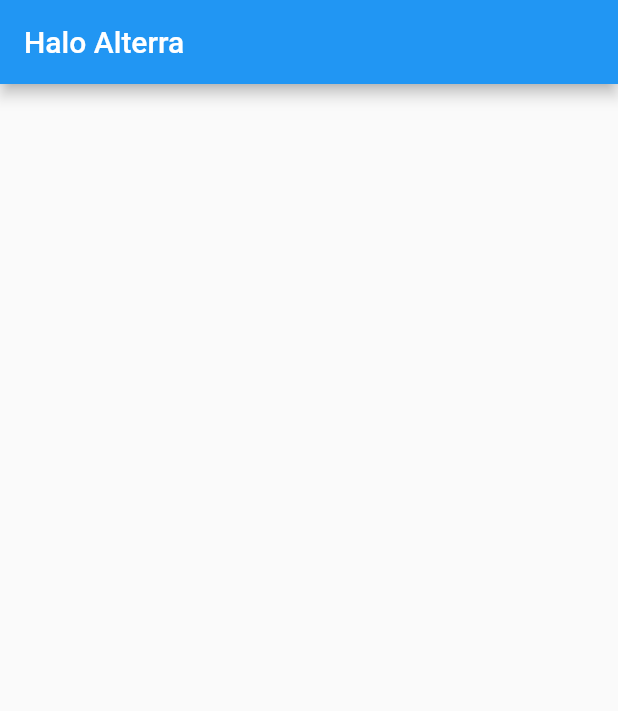
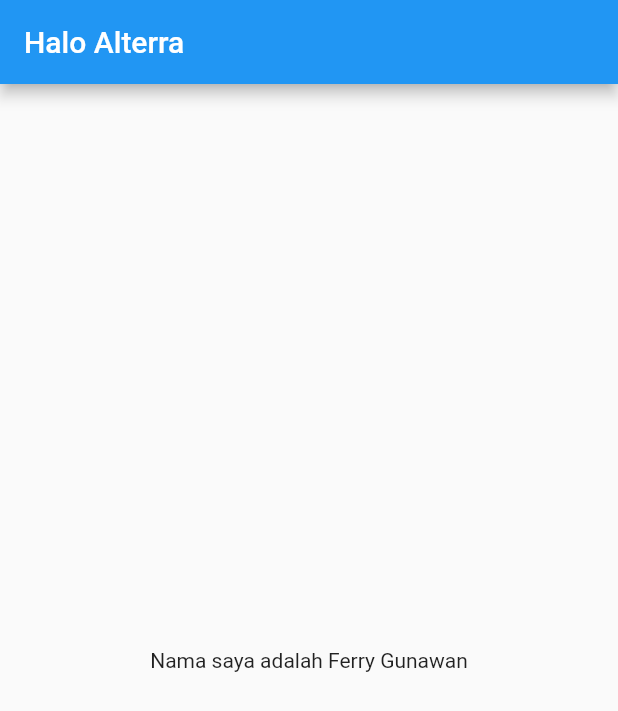
Before and after one commit to hoesk1ee/tpm5_ferrygunawan, a Flutter app: the screen it shows after launch, on a phone screen of 412 x 824 dp. Shown: the top 711 px of the screen. Run offline on Flutter 3.47's test engine with Material 2 defaults, Android fonts, the phone set to English and light mode, and no system bars.

Commit message:
Add new body with Text

```diff
--- a/lib/main_view.dart
+++ b/lib/main_view.dart
@@ -9,6 +9,11 @@ class MainApp extends StatelessWidget {
       appBar: AppBar(
         title: const Text("Halo Alterra"),
       ),
+      body: const Center(
+        child: Text(
+          "Nama saya adalah Ferry Gunawan",
+        ),
+      ),
     );
   }
 }
```
